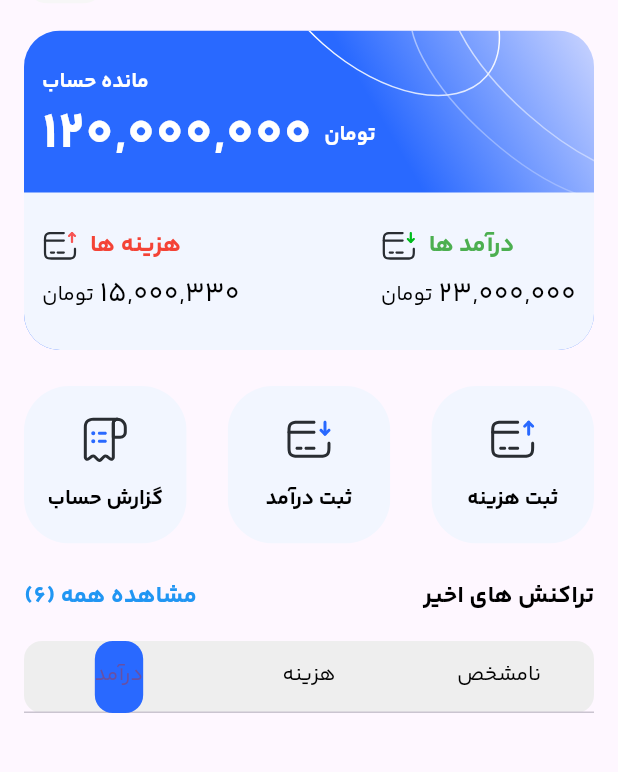
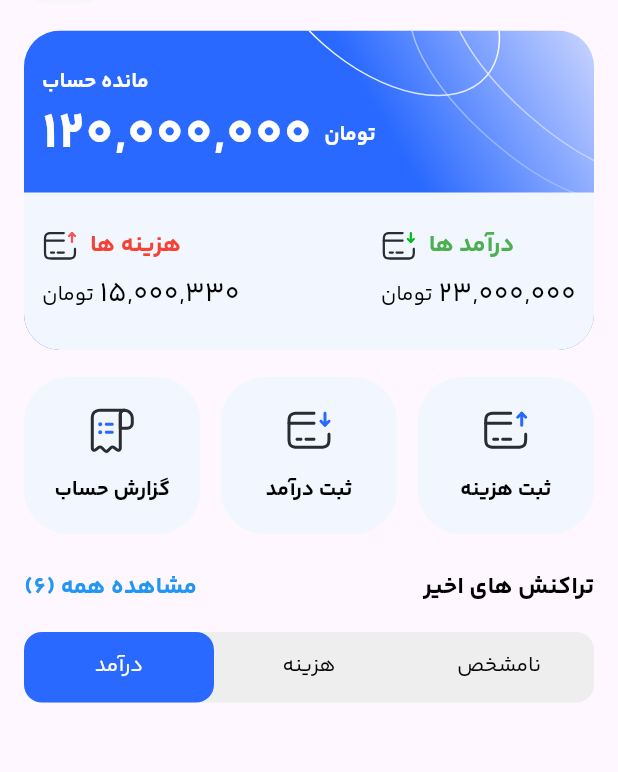
Before and after one commit to rezaabiri/poolino, a Flutter app: the screen it shows after launch, on a phone screen of 412 x 824 dp, the part 133-905 px from its top. Run offline on Flutter 3.47's test engine with Material 3 defaults, Android fonts, the phone set to English and light mode, and no system bars; our stand-ins replace buttons_tabbar, dotted_line, flutter_svg, page_transition, permission_handler; missing offline and left inert: flutter_sms_inbox.

Commit message:
رفع مشکل تب بار

```diff
--- a/lib/features/home_feature/screens/home_page.dart
+++ b/lib/features/home_feature/screens/home_page.dart
@@ -81,7 +81,7 @@ class _HomePageState extends State<HomePage> with TickerProviderStateMixin {
                 total: "120,000,000",
               ),
               const SizedBox(
-                height: 24,
+                height: 18,
               ),
               Row(
                 mainAxisAlignment: MainAxisAlignment.spaceBetween,
@@ -125,8 +125,8 @@ class _HomePageState extends State<HomePage> with TickerProviderStateMixin {
                                 SmsQueryKind.inbox,
                                 SmsQueryKind.sent,
                               ],
-                              address: '9830009417',
-                              count: _messages.length,
+                              address: '9830008528',
+                              count: 10,
                             );
 
                             setState(() => _messages = messages);
@@ -175,9 +175,17 @@ class _HomePageState extends State<HomePage> with TickerProviderStateMixin {
                         fontFamily: "yekan_regular",
                       ),
                       unselectedLabelColor: Colors.black,
+
                       overlayColor: MaterialStateProperty.all<Color>(Colors.grey.shade400),
                       splashBorderRadius: BorderRadius.circular(12),
                       labelStyle: TextStyle(fontFamily: "yekan_regular"),
+                      tabAlignment: TabAlignment.fill,
+                      automaticIndicatorColorAdjustment: false,
+                      indicatorColor: Colors.transparent,
+                      labelColor: Colors.white,
+                      dividerColor: Colors.transparent,
+                      indicatorWeight: 1,
+                      indicatorSize: TabBarIndicatorSize.tab,
                       indicator: BoxDecoration(
                         color: hexToColor(Constants.baseColor),
                         borderRadius: BorderRadius.circular(12),
@@ -215,15 +223,15 @@ class _HomePageState extends State<HomePage> with TickerProviderStateMixin {
                           price: getPrice(_messages[index].body.toString()),
                           title: _messages[index].address.toString(),
                           date: _messages[index].date.toString(),
-                          state: _messages[index].body.toString().contains("برداشت") ? 1 : 0,
+                          state: _messages[index].body.toString().contains("خرید") ? 1 : 0,
 
                         );
                       },
                     ),
-                    Center(
+                    const Center(
                       child: Text("It's rainy here"),
                     ),
-                    Center(
+                    const Center(
                       child: Text("It's sunny here"),
                     ),
                   ],
@@ -250,23 +258,33 @@ class _HomePageState extends State<HomePage> with TickerProviderStateMixin {
     );
   }
 }
-
 String getPrice(String smsBody) {
   print(smsBody);
+  List<String> amounts = [];
 
-  RegExp regex = RegExp(r'(برداشت|انتقال|انتقالی|انتقالي|خريداينترنتي):([-+]?\d{1,15}(?:,\d{3})*(?:\.\d{2})?)');
-
-  // یافتن اولین تطابق با الگو
-  Match? match = regex.firstMatch(smsBody);
+  RegExp regex = RegExp(r'(برداشت|واریز|مبلغ|خرید)[:\s]*([-+]?\d{1,15}(?:,\d{3})*(?:\.\d{2})?)');
+  Iterable<Match> matches = regex.allMatches(smsBody);
 
   // چک کردن برای وجود match
-  if (match != null) {
-    return match.group(2)!;
+  if (matches != null) {
+    for (Match match in matches) {
+      String word = match.group(1)!;
+      String amount = match.group(2)!;
+      amounts.add(amount);
+    }
   } else {
     // اگر هیچ تطابقی پیدا نشد، می‌توانید یک مقدار پیش‌فرض یا پیام خطا بازگردانید
     return 'تطابق پیدا نشد.';
   }
+
+  // اگر مقداری پیدا شده، لیست مقادیر را بازگردانید
+  if (amounts.isNotEmpty) {
+    return amounts.join(', '); // یا هر روش دیگری که برای نمایش لیست مناسب است
+  } else {
+    return 'تطابق پیدا نشد.';
+  }
 }
+
 
 
 Future<void> requestPermission() async {
--- a/lib/features/home_feature/widgets/button_widget.dart
+++ b/lib/features/home_feature/widgets/button_widget.dart
@@ -18,7 +18,7 @@ class ButtonWidget extends StatelessWidget {
           onTap: onTap,
           child: SizedBox(
             height: 105,
-            width: MediaQuery.of(context).size.width /3.8,
+            width: MediaQuery.of(context).size.width /3.5,
             child: Column(
               mainAxisAlignment: MainAxisAlignment.center,
               children: [
```
Also changed, not shown: pubspec.lock.
